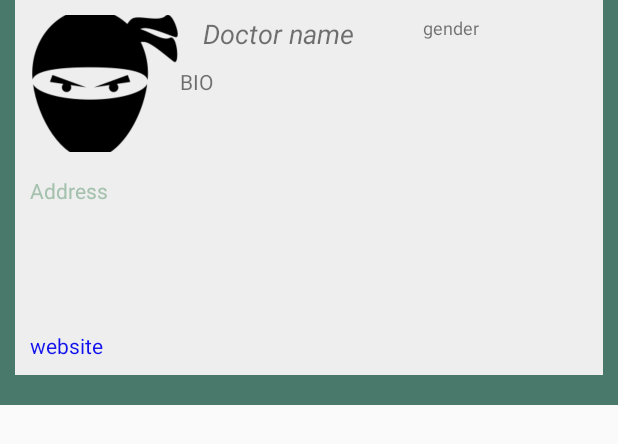
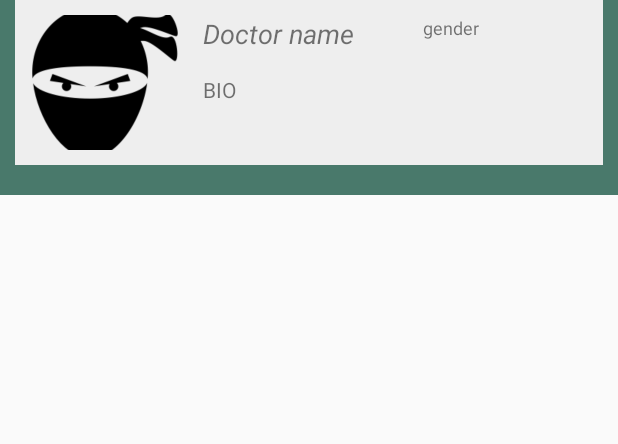
Before and after one commit to meyerjac/DoctorsNow, an Android app: the layout doctor_list_item.xml on its own in the app's theme, with its tools: preview values and no code run, on a phone screen of 412 x 824 dp. Shown: the top 444 px of the screen. Run offline under Robolectric (Android 15) with nearby library versions, the phone set to English and light mode, and no system bars.

```diff
--- a/app/build.gradle
+++ b/app/build.gradle
@@ -50,6 +50,7 @@ dependencies {
     compile 'com.squareup.picasso:picasso:2.5.2'
     compile 'com.google.firebase:firebase-database:10.0.1'
     compile 'com.google.firebase:firebase-auth:10.0.1'
+    compile 'com.firebaseui:firebase-ui-database:0.4.1'
     compile 'com.android.support:support-v4:25.0.1'
     compile 'org.parceler:parceler-api:1.1.1'
     apt 'org.parceler:parceler:1.1.1'
--- a/app/src/main/java/com/example/jacksonmeyer/sidekick/Constants.java
+++ b/app/src/main/java/com/example/jacksonmeyer/sidekick/Constants.java
@@ -8,5 +8,5 @@ public class Constants {
     public static final String API_QUERY_PARAMETER = "user_key";
     public static final String PREFERENCES_QUERY_KEY = "queryInput";
     public static final String FIREBASE_CHILD_SEARCHED_NAME = "searchedName";
-    public static final String FIREBASE_CHILD_DOCTORS = "doctors";
+    public static final String FIREBASE_CHILD_SAVED_DOCTORS = "Saved doctors";
 }
--- a/app/src/main/java/com/example/jacksonmeyer/sidekick/adapters/FirebaseDoctorViewHolder.java
+++ b/app/src/main/java/com/example/jacksonmeyer/sidekick/adapters/FirebaseDoctorViewHolder.java
@@ -1,8 +1,5 @@
 package com.example.jacksonmeyer.sidekick.adapters;
 
-/**
- * Created by jacksonmeyer on 12/11/16.
- */
 
 public class FirebaseDoctorViewHolder {
 }
--- a/app/src/main/java/com/example/jacksonmeyer/sidekick/models/Doctor.java
+++ b/app/src/main/java/com/example/jacksonmeyer/sidekick/models/Doctor.java
@@ -1,4 +1,5 @@
 package com.example.jacksonmeyer.sidekick.models;
+
 
 import org.parceler.Parcel;
 
--- a/app/src/main/res/layout/doctor_list_item.xml
+++ b/app/src/main/res/layout/doctor_list_item.xml
@@ -9,7 +9,7 @@
     <RelativeLayout
         android:orientation="vertical"
         android:layout_width="match_parent"
-        android:layout_height="250dp"
+        android:layout_height="110dp"
         android:background="#eeeeee"
         android:padding="10dp"
         android:layout_marginBottom="20dp"
@@ -40,19 +40,6 @@
             android:layout_marginStart="15dp" />
 
         <TextView
-            android:layout_width="100dp"
-            android:layout_height="100dp"
-            android:text="Address"
-            android:id="@+id/address"
-            android:textColor="@color/colorAccent"
-            android:clickable="false"
-            android:layout_marginTop="16dp"
-            android:layout_below="@+id/doctorImageView"
-            android:layout_alignParentLeft="true"
-            android:layout_alignParentStart="true"
-             />
-
-        <TextView
             android:text="gender"
             android:layout_width="wrap_content"
             android:layout_height="20dp"
@@ -67,23 +54,14 @@
             android:layout_alignParentTop="true" />
 
         <TextView
-            android:text="website"
-            android:layout_width="match_parent"
-            android:layout_height="wrap_content"
-            android:textColor="#1111ee"
-            android:id="@+id/website"
-            android:clickable="?android:attr/windowFullscreen"
-            android:layout_alignParentBottom="true" />
-
-        <TextView
             android:text="BIO"
             android:layout_width="match_parent"
-            android:layout_height="160dp"
+            android:layout_height="50dp"
             android:id="@+id/bio"
 
-            android:layout_centerVertical="true"
-            android:layout_toRightOf="@+id/doctorImageView"
-            android:layout_toEndOf="@+id/doctorImageView" />
+            android:layout_alignParentBottom="true"
+            android:layout_alignLeft="@+id/doctorName"
+            android:layout_alignStart="@+id/doctorName" />
 
     </RelativeLayout>
 </LinearLayout>
```
Also changed, not shown: app/src/main/java/com/example/jacksonmeyer/sidekick/adapters/DoctorListAdapter.java (+9 -5 lines), app/src/main/java/com/example/jacksonmeyer/sidekick/ui/DoctorDetailFragment.java (+35 -2 lines), app/src/main/res/layout/fragment_doctor_detail.xml (+4 -4 lines).
